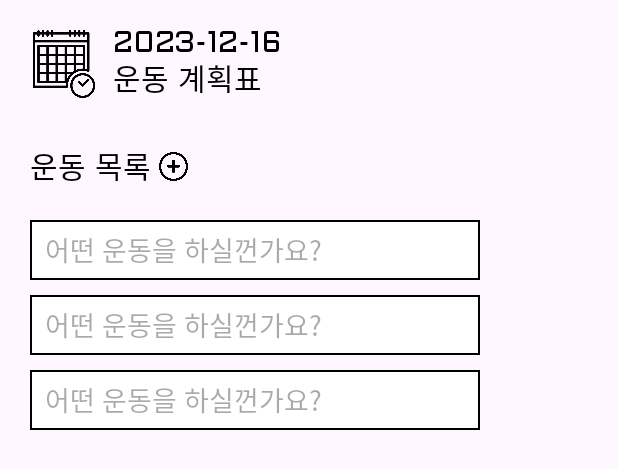
After one commit to Leewoogun/Today-Exercise-Complete, an Android app: the layout dialog_exercise_plan.xml on its own in the app's theme, with its tools: preview values and no code run, on a phone screen of 412 x 824 dp. The commit adds this screen. Shown: the top 469 px of the screen. Run offline under Robolectric (Android 15) with nearby library versions, the phone set to English and light mode, and no system bars.

Commit message:
Feat: 운동 계획표 작성 다이얼로그 UI 구현

```diff
--- /dev/null
+++ b/project_app/app/src/main/res/drawable/background_edittext_no_radius.xml
@@ -0,0 +1,8 @@
+<!-- edittext_rectangle_background.xml -->
+<shape xmlns:android="http://schemas.android.com/apk/res/android"
+    android:shape="rectangle">
+    <solid android:color="#FFFFFF" /> <!-- 박스 배경색 -->
+    <stroke
+        android:width="1dp"
+        android:color="@color/black" />
+</shape>
--- /dev/null
+++ b/project_app/app/src/main/res/layout/dialog_exercise_plan.xml
@@ -0,0 +1,100 @@
+<?xml version="1.0" encoding="utf-8"?>
+<androidx.constraintlayout.widget.ConstraintLayout xmlns:android="http://schemas.android.com/apk/res/android"
+    xmlns:app="http://schemas.android.com/apk/res-auto"
+    xmlns:tools="http://schemas.android.com/tools"
+    android:layout_width="match_parent"
+    android:layout_height="match_parent">
+
+    <ImageView
+        android:id="@+id/iv_plan_calendar_icon"
+        android:layout_width="45dp"
+        android:layout_height="45dp"
+        android:layout_margin="20dp"
+        android:src="@drawable/calendar_icon"
+        app:layout_constraintStart_toStartOf="parent"
+        app:layout_constraintTop_toTopOf="parent" />
+
+    <TextView
+        android:id="@+id/tv_plan_date"
+        style="@style/Text.Regular"
+        android:layout_width="wrap_content"
+        android:layout_height="0dp"
+        android:layout_marginStart="10dp"
+        android:includeFontPadding="false"
+        android:textSize="20sp"
+        app:layout_constraintStart_toEndOf="@id/iv_plan_calendar_icon"
+        app:layout_constraintTop_toTopOf="@id/iv_plan_calendar_icon"
+        tools:text="2023-12-16" />
+
+    <TextView
+        android:id="@+id/tv_plan_title"
+        style="@style/Text.Regular"
+        android:layout_width="wrap_content"
+        android:layout_height="wrap_content"
+        android:text="운동 계획표"
+        android:textSize="20sp"
+        app:layout_constraintBottom_toBottomOf="@id/iv_plan_calendar_icon"
+        app:layout_constraintStart_toStartOf="@id/tv_plan_date"
+        app:layout_constraintTop_toBottomOf="@id/tv_plan_date" />
+
+    <TextView
+        android:id="@+id/tv_plan_list"
+        style="@style/Text.Regular"
+        android:layout_width="wrap_content"
+        android:layout_height="wrap_content"
+        android:layout_marginTop="30dp"
+        android:text="운동 목록"
+        android:textSize="20sp"
+        app:layout_constraintStart_toStartOf="@id/iv_plan_calendar_icon"
+        app:layout_constraintTop_toBottomOf="@id/iv_plan_calendar_icon" />
+
+    <ImageView
+        android:id="@+id/iv_plan_plus"
+        android:layout_width="19dp"
+        android:layout_height="19dp"
+        android:layout_marginStart="5dp"
+        android:src="@drawable/plus_icon"
+        app:layout_constraintBottom_toBottomOf="@id/tv_plan_list"
+        app:layout_constraintStart_toEndOf="@id/tv_plan_list"
+        app:layout_constraintTop_toTopOf="@id/tv_plan_list" />
+
+    <ScrollView
+        android:layout_width="match_parent"
+        android:layout_height="0dp"
+        android:layout_margin="20dp"
+        android:layout_marginTop="20dp"
+        app:layout_constraintTop_toBottomOf="@id/tv_plan_list">
+
+        <LinearLayout
+            android:layout_width="match_parent"
+            android:layout_height="wrap_content"
+            android:orientation="vertical">
+
+            <EditText
+                android:layout_width="300dp"
+                android:layout_height="40dp"
+                android:background="@drawable/background_edittext_no_radius"
+                android:hint="어떤 운동을 하실껀가요?"
+                android:paddingStart="10dp" />
+
+            <EditText
+                android:layout_width="300dp"
+                android:layout_height="40dp"
+                android:layout_marginTop="10dp"
+                android:background="@drawable/background_edittext_no_radius"
+                android:hint="어떤 운동을 하실껀가요?"
+                android:paddingStart="10dp" />
+
+            <EditText
+                android:layout_width="300dp"
+                android:layout_height="40dp"
+                android:layout_marginTop="10dp"
+                android:background="@drawable/background_edittext_no_radius"
+                android:hint="어떤 운동을 하실껀가요?"
+                android:paddingStart="10dp" />
+        </LinearLayout>
+
+    </ScrollView>
+
+
+</androidx.constraintlayout.widget.ConstraintLayout>
--- a/project_app/app/src/main/res/layout/dialog_friend_contact.xml
+++ b/project_app/app/src/main/res/layout/dialog_friend_contact.xml
@@ -48,6 +48,4 @@
         android:layout_marginBottom="70dp"
         android:layout_marginTop="30dp" />
 
-
-
 </androidx.constraintlayout.widget.ConstraintLayout>
--- a/project_app/app/src/main/res/layout/fragment_join.xml
+++ b/project_app/app/src/main/res/layout/fragment_join.xml
@@ -98,7 +98,8 @@
             android:layout_marginTop="15dp"
             app:boxStrokeColor="@drawable/select_input_layout_color"
             app:layout_constraintStart_toStartOf="@id/til_join_id"
-            app:layout_constraintTop_toBottomOf="@id/til_join_nickname">
+            app:layout_constraintTop_toBottomOf="@id/til_join_nickname"
+            app:passwordToggleEnabled="true">
 
             <com.google.android.material.textfield.TextInputEditText
                 android:layout_width="match_parent"
--- a/project_app/app/src/main/res/layout/fragment_login.xml
+++ b/project_app/app/src/main/res/layout/fragment_login.xml
@@ -70,7 +70,8 @@
             app:boxStrokeColor="@drawable/select_input_layout_color"
             app:layout_constraintEnd_toEndOf="parent"
             app:layout_constraintStart_toStartOf="parent"
-            app:layout_constraintTop_toBottomOf="@id/til_login_id">
+            app:layout_constraintTop_toBottomOf="@id/til_login_id"
+            app:passwordToggleEnabled="true">
 
             <com.google.android.material.textfield.TextInputEditText
                 android:layout_width="match_parent"
```
